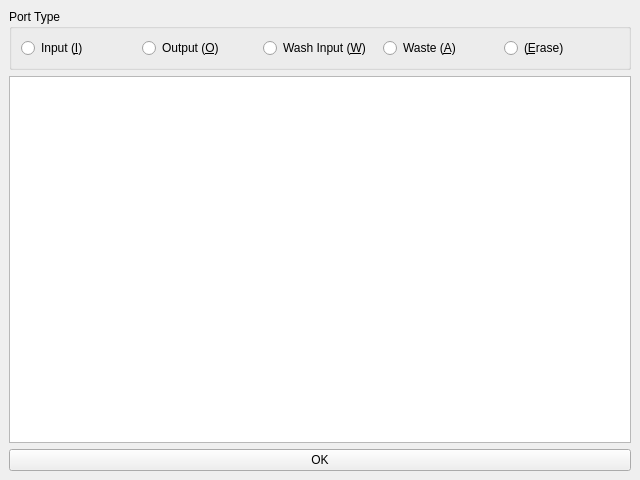
Above: frmconfigchip.ui from dkz051/dmfb-simulator before the change. Below: the same form after it.
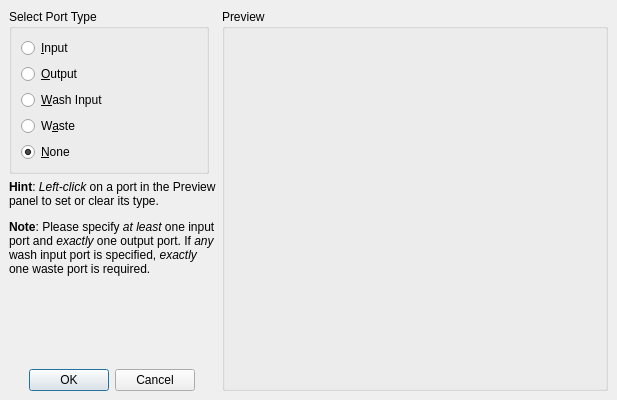
That is the form after the change. Custom widgets are drawn as their Qt base class.

The edit to the form file:
```diff
--- a/frmconfigchip.ui
+++ b/frmconfigchip.ui
@@ -9,10 +9,16 @@
    <rect>
     <x>0</x>
     <y>0</y>
-    <width>640</width>
-    <height>480</height>
+    <width>617</width>
+    <height>400</height>
    </rect>
   </property>
+  <property name="minimumSize">
+   <size>
+    <width>480</width>
+    <height>360</height>
+   </size>
+  </property>
   <property name="font">
    <font>
     <family>Segoe UI</family>
@@ -22,68 +28,248 @@
    <string>MainWindow</string>
   </property>
   <widget class="QWidget" name="centralwidget">
-   <layout class="QGridLayout" name="gridLayout">
-    <item row="0" column="0">
-     <widget class="QGroupBox" name="groupBox">
+   <layout class="QHBoxLayout" name="horizontalLayout_2">
+    <item>
+     <layout class="QVBoxLayout" name="verticalLayout_2">
+      <property name="leftMargin">
+       <number>0</number>
+      </property>
+      <item>
+       <widget class="QGroupBox" name="groupBox">
+        <property name="sizePolicy">
+         <sizepolicy hsizetype="Preferred" vsizetype="Minimum">
+          <horstretch>0</horstretch>
+          <verstretch>0</verstretch>
+         </sizepolicy>
+        </property>
+        <property name="maximumSize">
+         <size>
+          <width>200</width>
+          <height>16777215</height>
+         </size>
+        </property>
+        <property name="title">
+         <string>Select Port Type</string>
+        </property>
+        <layout class="QHBoxLayout" name="horizontalLayout">
+         <item>
+          <layout class="QVBoxLayout" name="verticalLayout">
+           <item>
+            <widget class="QRadioButton" name="optInput">
+             <property name="text">
+              <string>&amp;Input</string>
+             </property>
+            </widget>
+           </item>
+           <item>
+            <widget class="QRadioButton" name="optOutput">
+             <property name="text">
+              <string>&amp;Output</string>
+             </property>
+            </widget>
+           </item>
+           <item>
+            <widget class="QRadioButton" name="optWash">
+             <property name="text">
+              <string>&amp;Wash Input</string>
+             </property>
+            </widget>
+           </item>
+           <item>
+            <widget class="QRadioButton" name="optWaste">
+             <property name="text">
+              <string>W&amp;aste</string>
+             </property>
+            </widget>
+           </item>
+           <item>
+            <widget class="QRadioButton" name="optNone">
+             <property name="locale">
+              <locale language="English" country="UnitedStates"/>
+             </property>
+             <property name="text">
+              <string>&amp;None</string>
+             </property>
+             <property name="checked">
+              <bool>true</bool>
+             </property>
+            </widget>
+           </item>
+          </layout>
+         </item>
+        </layout>
+       </widget>
+      </item>
+      <item>
+       <widget class="QLabel" name="lblHints">
+        <property name="sizePolicy">
+         <sizepolicy hsizetype="Fixed" vsizetype="Preferred">
+          <horstretch>0</horstretch>
+          <verstretch>0</verstretch>
+         </sizepolicy>
+        </property>
+        <property name="text">
+         <string>&lt;html&gt;&lt;head/&gt;&lt;body&gt;&lt;p&gt;&lt;span style=&quot; font-weight:600;&quot;&gt;Hint&lt;/span&gt;: &lt;span style=&quot; font-style:italic;&quot;&gt;Left-click&lt;/span&gt; on a port in the Preview panel to set or clear its type.&lt;/p&gt;&lt;p&gt;&lt;span style=&quot; font-weight:600;&quot;&gt;Note&lt;/span&gt;: Please specify &lt;span style=&quot; font-style:italic;&quot;&gt;at least&lt;/span&gt; one input port and &lt;span style=&quot; font-style:italic;&quot;&gt;exactly&lt;/span&gt; one output port. If &lt;span style=&quot; font-style:italic;&quot;&gt;any&lt;/span&gt; wash input port is specified, &lt;span style=&quot; font-style:italic;&quot;&gt;exactly&lt;/span&gt; one waste port is required.&lt;/p&gt;&lt;/body&gt;&lt;/html&gt;</string>
+        </property>
+        <property name="wordWrap">
+         <bool>true</bool>
+        </property>
+       </widget>
+      </item>
+      <item>
+       <spacer name="verticalSpacer">
+        <property name="orientation">
+         <enum>Qt::Vertical</enum>
+        </property>
+        <property name="sizeHint" stdset="0">
+         <size>
+          <width>20</width>
+          <height>40</height>
+         </size>
+        </property>
+       </spacer>
+      </item>
+      <item alignment="Qt::AlignHCenter|Qt::AlignBottom">
+       <widget class="QDialogButtonBox" name="buttonBox">
+        <property name="sizePolicy">
+         <sizepolicy hsizetype="Fixed" vsizetype="Fixed">
+          <horstretch>0</horstretch>
+          <verstretch>0</verstretch>
+         </sizepolicy>
+        </property>
+        <property name="autoFillBackground">
+         <bool>false</bool>
+        </property>
+        <property name="standardButtons">
+         <set>QDialogButtonBox::Cancel|QDialogButtonBox::Ok</set>
+        </property>
+        <property name="centerButtons">
+         <bool>false</bool>
+        </property>
+       </widget>
+      </item>
+     </layout>
+    </item>
+    <item>
+     <widget class="QGroupBox" name="groupBox_2">
+      <property name="sizePolicy">
+       <sizepolicy hsizetype="Expanding" vsizetype="Expanding">
+        <horstretch>0</horstretch>
+        <verstretch>0</verstretch>
+       </sizepolicy>
+      </property>
       <property name="title">
-       <string>Port Type</string>
+       <string>Preview</string>
       </property>
-      <layout class="QHBoxLayout" name="horizontalLayout_2">
+      <layout class="QVBoxLayout" name="verticalLayout_4">
+       <property name="leftMargin">
+        <number>0</number>
+       </property>
+       <property name="topMargin">
+        <number>0</number>
+       </property>
+       <property name="rightMargin">
+        <number>0</number>
+       </property>
+       <property name="bottomMargin">
+        <number>0</number>
+       </property>
        <item>
-        <layout class="QHBoxLayout" name="horizontalLayout">
+        <layout class="QVBoxLayout" name="verticalLayout_3">
          <item>
-          <widget class="QRadioButton" name="optInput">
-           <property name="text">
-            <string>Input (&amp;I)</string>
+          <spacer name="verticalSpacer_3">
+           <property name="orientation">
+            <enum>Qt::Vertical</enum>
            </property>
-          </widget>
-         </item>
-         <item>
-          <widget class="QRadioButton" name="optOutput">
-           <property name="text">
-            <string>Output (&amp;O)</string>
+           <property name="sizeType">
+            <enum>QSizePolicy::Ignored</enum>
            </property>
-          </widget>
-         </item>
-         <item>
-          <widget class="QRadioButton" name="optWash">
-           <property name="text">
-            <string>Wash Input (&amp;W)</string>
+           <property name="sizeHint" stdset="0">
+            <size>
+             <width>3</width>
+             <height>6</height>
+            </size>
            </property>
-          </widget>
+          </spacer>
          </item>
          <item>
-          <widget class="QRadioButton" name="optWaste">
-           <property name="text">
-            <string>Waste (&amp;A)</string>
-           </property>
-          </widget>
+          <layout class="QHBoxLayout" name="horizontalLayout_3">
+           <item>
+            <spacer name="horizontalSpacer">
+             <property name="orientation">
+              <enum>Qt::Horizontal</enum>
+             </property>
+             <property name="sizeType">
+              <enum>QSizePolicy::Ignored</enum>
+             </property>
+             <property name="sizeHint" stdset="0">
+              <size>
+               <width>6</width>
+               <height>3</height>
+              </size>
+             </property>
+            </spacer>
+           </item>
+           <item>
+            <widget class="previewWidget" name="pWidget" native="true">
+             <property name="sizePolicy">
+              <sizepolicy hsizetype="Expanding" vsizetype="Expanding">
+               <horstretch>0</horstretch>
+               <verstretch>0</verstretch>
+              </sizepolicy>
+             </property>
+            </widget>
+           </item>
+           <item>
+            <spacer name="horizontalSpacer_2">
+             <property name="orientation">
+              <enum>Qt::Horizontal</enum>
+             </property>
+             <property name="sizeType">
+              <enum>QSizePolicy::Ignored</enum>
+             </property>
+             <property name="sizeHint" stdset="0">
+              <size>
+               <width>6</width>
+               <height>3</height>
+              </size>
+             </property>
+            </spacer>
+           </item>
+          </layout>
          </item>
          <item>
-          <widget class="QRadioButton" name="optErase">
-           <property name="text">
-            <string>(&amp;Erase)</string>
+          <spacer name="verticalSpacer_2">
+           <property name="orientation">
+            <enum>Qt::Vertical</enum>
            </property>
-          </widget>
+           <property name="sizeType">
+            <enum>QSizePolicy::Ignored</enum>
+           </property>
+           <property name="sizeHint" stdset="0">
+            <size>
+             <width>3</width>
+             <height>6</height>
+            </size>
+           </property>
+          </spacer>
          </item>
         </layout>
        </item>
       </layout>
      </widget>
     </item>
-    <item row="1" column="0">
-     <widget class="QGraphicsView" name="graphicsView"/>
-    </item>
-    <item row="2" column="0">
-     <widget class="QPushButton" name="pushButton">
-      <property name="text">
-       <string>OK</string>
-      </property>
-     </widget>
-    </item>
    </layout>
   </widget>
  </widget>
+ <customwidgets>
+  <customwidget>
+   <class>previewWidget</class>
+   <extends>QWidget</extends>
+   <header>paintWidget.h</header>
+   <container>1</container>
+  </customwidget>
+ </customwidgets>
  <resources/>
  <connections/>
 </ui>
```
Left out of the diff: 24 changed lines with no effect on the pictures.
